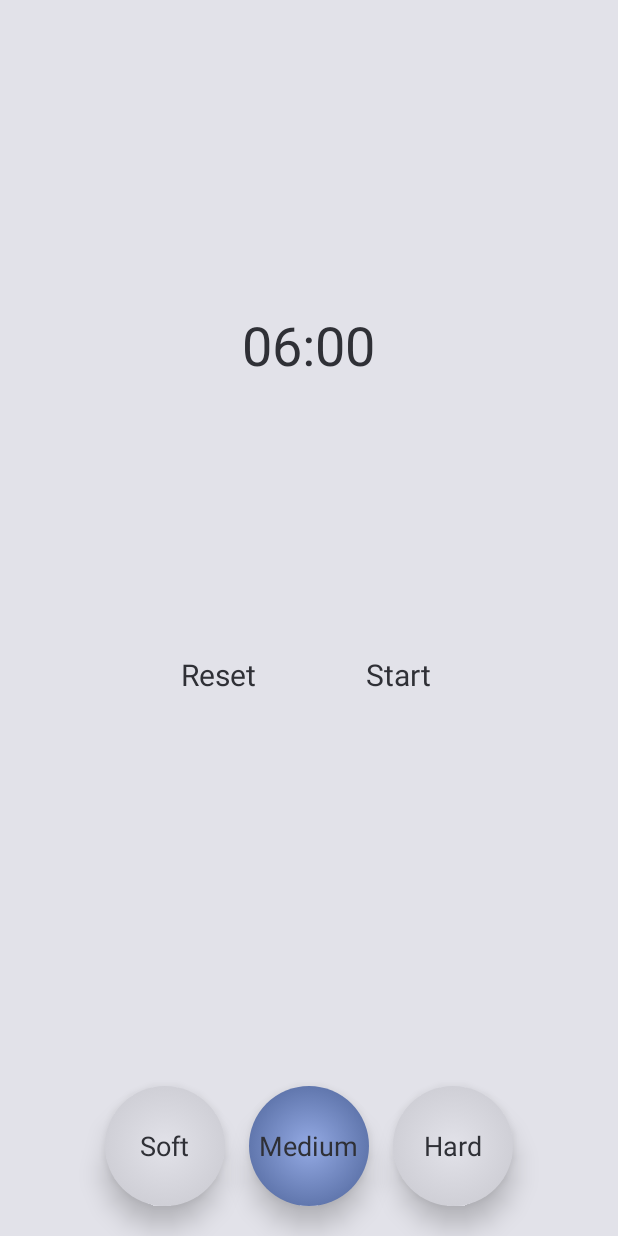
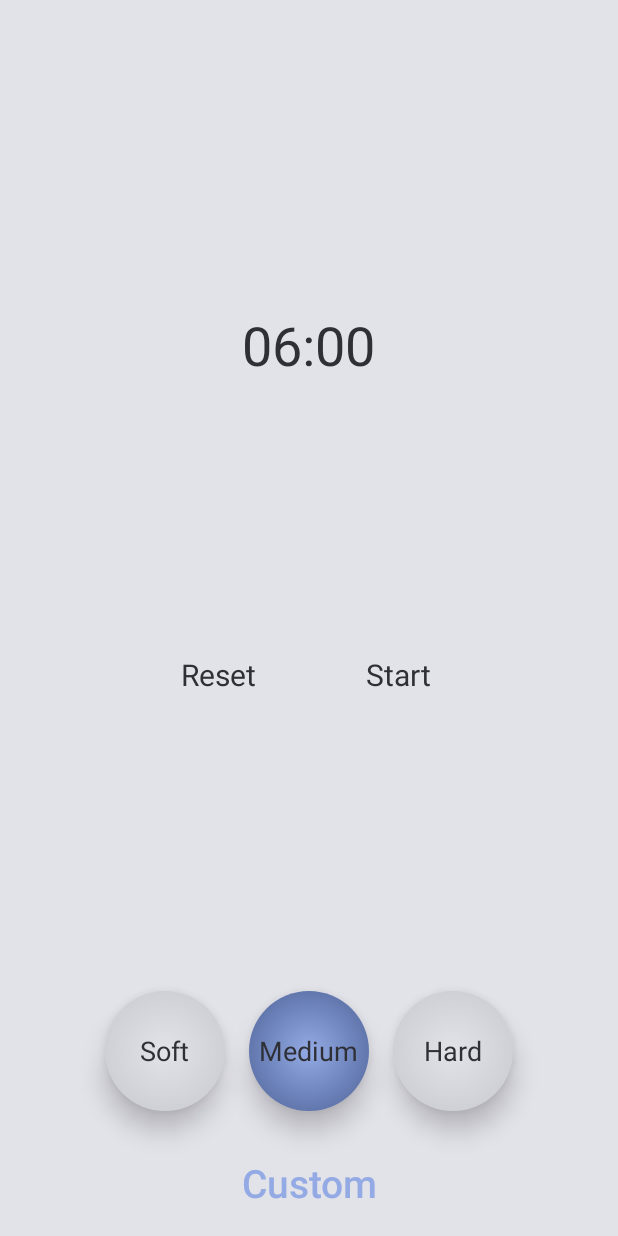
Before and after one commit to tarikyasar/android-egg-timer, an Android app: the layout activity_main.xml on its own in the app's theme, with its tools: preview values and no code run, on a phone screen of 412 x 824 dp. Run offline under Robolectric (Android 15) with nearby library versions, the phone set to English and light mode, and no system bars; plain views replace NeumorphicFrameLayout.

Commit message:
Add custom timer

```diff
--- a/app/src/main/res/layout/activity_main.xml
+++ b/app/src/main/res/layout/activity_main.xml
@@ -36,9 +36,12 @@
                 android:id="@+id/etTimer"
                 android:layout_width="wrap_content"
                 android:layout_height="wrap_content"
+                android:backgroundTint="@android:color/transparent"
                 android:layout_gravity="center"
+                android:enabled="false"
+                android:inputType="number"
+                android:maxLength="5"
                 android:text="@string/timer"
-                android:background="@null"
                 android:textColor="?attr/colorOnSurface"
                 android:textSize="36sp" />
 
@@ -108,7 +111,7 @@
         android:gravity="center_horizontal"
         android:orientation="horizontal"
         app:background_color="?attr/colorSurface"
-        app:layout_constraintBottom_toBottomOf="parent"
+        app:layout_constraintBottom_toTopOf="@+id/buttonCustomTimer"
         app:layout_constraintLeft_toLeftOf="parent"
         app:layout_constraintRight_toRightOf="parent">
 
@@ -157,6 +160,20 @@
 
     </RadioGroup>
 
-
+    <androidx.appcompat.widget.AppCompatButton
+        android:id="@+id/buttonCustomTimer"
+        android:layout_width="wrap_content"
+        android:layout_height="wrap_content"
+        android:layout_marginVertical="8dp"
+        android:textColor="@color/color_start_button"
+        android:background="@android:color/transparent"
+        android:padding="10dp"
+        android:text="@string/custom"
+        android:textAllCaps="false"
+        android:textSize="26sp"
+        app:corner_radius="10dp"
+        app:layout_constraintBottom_toBottomOf="parent"
+        app:layout_constraintLeft_toLeftOf="parent"
+        app:layout_constraintRight_toRightOf="parent" />
 
 </androidx.constraintlayout.widget.ConstraintLayout>
--- a/app/src/main/res/values/strings.xml
+++ b/app/src/main/res/values/strings.xml
@@ -9,5 +9,5 @@
     <string name="close">Close</string>
     <string name="custom">Custom</string>
     <string name="set_custom_timer">Set Custom Timer</string>
-    <string name="egg_ready">Your egg is ready.</string>
+    <string name="egg_ready">Your egg is ready!</string>
 </resources>
```
Also changed, not shown: app/src/main/java/com/tarikyasar/eggtimer/MainActivity.kt (+82 -10 lines), app/src/main/res/drawable/bg_button.xml (added, +10 -0 lines), app/src/main/res/layout/custom_alert_dialog.xml (+8 -19 lines), 2 other files.
